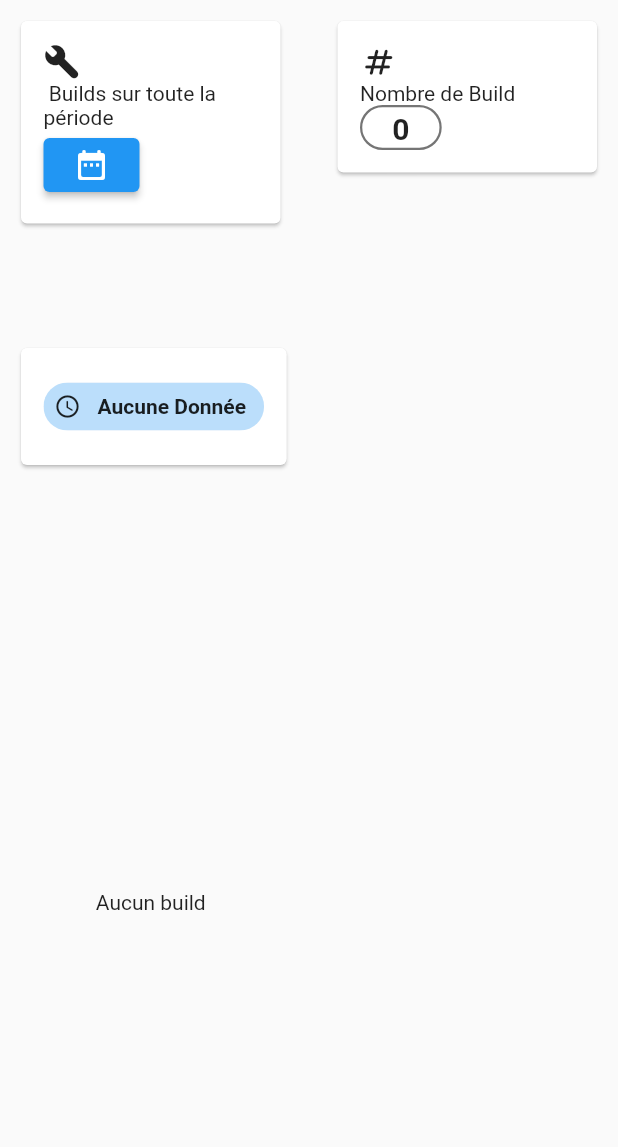
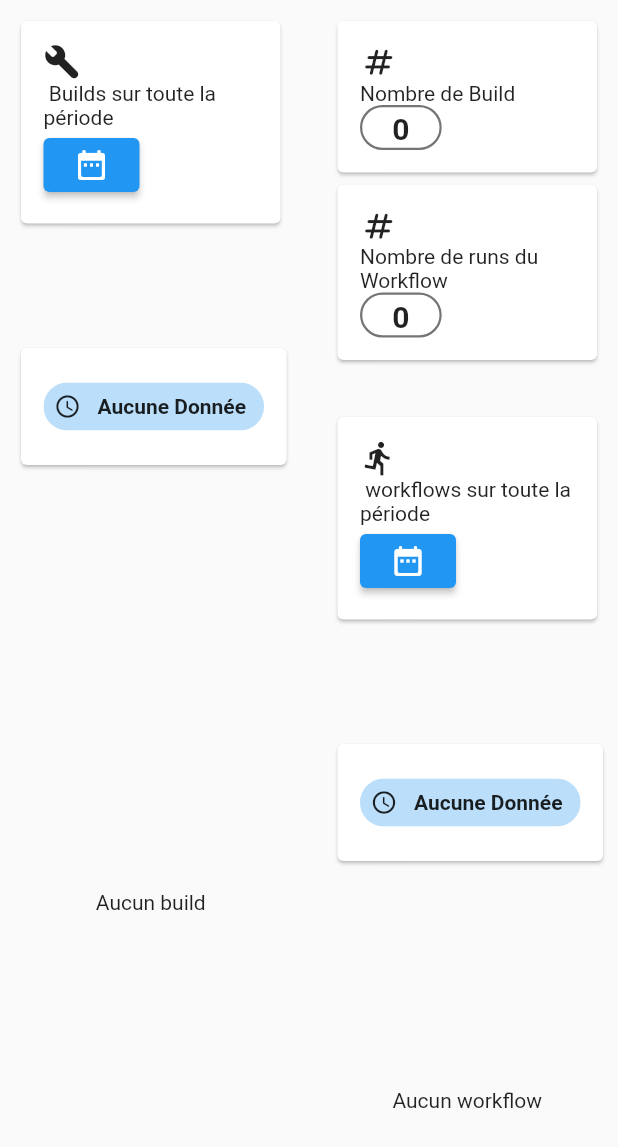
Before and after one commit to damiendesvent/metrics_LOG680-01_H2023_EQ12, a Flutter app: the CIPageLayout widget shown alone on an empty page, opened directly, on a phone screen of 412 x 824 dp. Shown: the top 1147 px of the screen. Run offline on Flutter 3.47's test engine with Material 2 defaults, Android fonts, the phone set to English and light mode, and no system bars; our stand-ins replace shared_preferences, syncfusion_flutter_charts; accounts and stored records are empty; network calls fail.

Commit message:
ajout d'infos sur les workflows

```diff
--- a/frontend/flutter_application_1/lib/widgets/CI_page/CI_page.dart
+++ b/frontend/flutter_application_1/lib/widgets/CI_page/CI_page.dart
@@ -3,7 +3,9 @@ import 'dart:convert';
 import 'package:flutter/cupertino.dart';
 import 'package:flutter/material.dart';
 import 'build_list.dart';
+import 'workflow_list.dart';
 import 'build_nb.dart';
+import 'workflow_nb.dart';
 
 class CIPageLayout extends StatefulWidget {
   const CIPageLayout({super.key});
@@ -19,9 +21,15 @@ class _CIPageLayoutState extends State<CIPageLayout> {
         padding: const EdgeInsets.all(10.0),
         child: Row(
           children: [
-            Expanded(child: BuildList()),
+            const Expanded(child: BuildList()),
             const SizedBox(width: 30),
-            Expanded(child: Column(children: [BuildNb(), SizedBox(height: 30)]))
+            Expanded(
+                child: Column(children: const [
+              BuildNb(),
+              WorkflowNb(),
+              SizedBox(height: 30),
+              Expanded(child: WorkflowList())
+            ]))
           ],
         ));
   }
--- /dev/null
+++ b/frontend/flutter_application_1/lib/widgets/CI_page/workflow_list.dart
@@ -0,0 +1,278 @@
+import 'dart:convert';
+import 'package:flutter/cupertino.dart';
+import 'package:flutter/material.dart';
+import 'workflow_card.dart';
+import '../../api/api.dart';
+import '../../main.dart';
+
+class WorkflowList extends StatefulWidget {
+  const WorkflowList({super.key});
+
+  @override
+  State<StatefulWidget> createState() => _WorkflowListState();
+}
+
+class _WorkflowListState extends State<WorkflowList> {
+  DateTimeRange? _selectedDateRange;
+
+  List selectedWorkflows = [0, 0, 0];
+  num totalCount = 1;
+  num totalPassCount = 0;
+  var chipNames = ["Semaine", "Mois", "Max", "Aucun"];
+  var dateString = "sur toute la période";
+  int? selectedIndex = 2;
+  List<Widget> cards = [];
+  bool init = true;
+
+  @override
+  void initState() {
+    super.initState();
+    updateSelectWorkflows();
+  }
+
+  void _show() async {
+    final DateTimeRange? result = await showDateRangePicker(
+        context: context,
+        firstDate: DateTime(2020, 1, 1),
+        lastDate: DateTime(2030, 12, 31),
+        initialDateRange: _selectedDateRange ??
+            DateTimeRange(start: DateTime(2020, 1, 1), end: DateTime.now()),
+        currentDate: DateTime.now(),
+        saveText: 'Done',
+        initialEntryMode: DatePickerEntryMode.inputOnly);
+
+    if (result != null) {
+      // Rebuild the UI
+      setState(() {
+        _selectedDateRange = result;
+      });
+
+      updateSelectWorkflows();
+    }
+
+    _dateString(_selectedDateRange?.start, _selectedDateRange?.end, "Specific");
+    selectedIndex = null;
+  }
+
+  void _dateString(DateTime? startDt, DateTime? endDt, String? mode) {
+    switch (mode) {
+      case "Max":
+        {
+          dateString = "sur toute la période";
+          _selectedDateRange =
+              DateTimeRange(start: DateTime(2020, 01, 01), end: DateTime.now());
+        }
+        break;
+      case "Mois":
+        {
+          dateString =
+              "du ${DateTime.now().subtract(const Duration(days: 31)).toString().split(' ')[0]} au ${DateTime.now().toString().split(' ')[0]}";
+          _selectedDateRange = DateTimeRange(
+              start: DateTime.now().subtract(const Duration(days: 31)),
+              end: DateTime.now().add(const Duration(days: 1)));
+        }
+        break;
+      case "Semaine":
+        {
+          dateString =
+              "du ${DateTime.now().subtract(const Duration(days: 7)).toString().split(' ')[0]} au ${DateTime.now().toString().split(' ')[0]}";
+
+          _selectedDateRange = DateTimeRange(
+              start: DateTime.now().subtract(const Duration(days: 7)),
+              end: DateTime.now().add(const Duration(days: 1)));
+        }
+        break;
+      case "Specific":
+        {
+          String startDate = startDt.toString().split(' ')[0];
+          String endDate = endDt.toString().split(' ')[0];
+          dateString = "du $startDate au $endDate";
+          _selectedDateRange = DateTimeRange(
+              start: DateTime.parse(startDate), end: DateTime.parse(endDate));
+        }
+        break;
+      case "Aucun": // reset
+        {
+          dateString = "info directe de github";
+          _selectedDateRange = null;
+        }
+        break;
+    }
+    updateSelectWorkflows();
+  }
+
+  final ButtonStyle style = ElevatedButton.styleFrom(
+    textStyle: const TextStyle(fontSize: 20),
+  );
+
+  void updateSelectWorkflows() {
+    // get cards by column name and date range
+    print(_selectedDateRange);
+    setState(() {
+      selectedWorkflows.clear();
+      for (Map workflow in workflows) {
+        if (_selectedDateRange != null) {
+          DateTime createdDateTime = DateTime.parse(workflow['created_at']);
+          if (createdDateTime.isAfter(_selectedDateRange!.start
+                  .subtract(const Duration(days: 1))) &&
+              createdDateTime.isBefore(
+                  _selectedDateRange!.end.add(const Duration(days: 1)))) {
+            var myWorkflow = selectedWorkflows.firstWhere(
+                (e) => e['name'] == workflow['name'],
+                orElse: () => null);
+            if (myWorkflow == null) {
+              myWorkflow = {
+                'name': workflow['name'],
+                'count': 1,
+                'passCount': workflow['conclusion'] == 'success' ? 1 : 0
+              };
+              selectedWorkflows.add(myWorkflow);
+            } else {
+              myWorkflow['count']++;
+              myWorkflow['passCount'] +=
+                  workflow['conclusion'] == 'success' ? 1 : 0;
+            }
+          }
+        } else {
+          var myWorkflow = selectedWorkflows.firstWhere(
+              (e) => e['name'] == workflow['name'],
+              orElse: () => null);
+          if (myWorkflow == null) {
+            myWorkflow = {
+              'name': workflow['name'],
+              'count': 1,
+              'passCount': workflow['conclusion'] == 'success' ? 1 : 0
+            };
+            selectedWorkflows.add(myWorkflow);
+          } else {
+            myWorkflow['count']++;
+            myWorkflow['passCount'] +=
+                workflow['conclusion'] == 'success' ? 1 : 0;
+          }
+        }
+      }
+      totalCount = 0;
+      totalPassCount = 0;
+      for (Map workflow in selectedWorkflows) {
+        totalCount += workflow['count'];
+        totalPassCount += workflow['passCount'];
+      }
+    });
+  }
+
+  @override
+  Widget build(BuildContext context) {
+    return Column(
+      children: <Widget>[
+        Card(
+            child: Container(
+          width: double.maxFinite,
+          padding: const EdgeInsets.all(15.0),
+          child: Wrap(
+            spacing: 15,
+            crossAxisAlignment: WrapCrossAlignment.center,
+            direction: Axis.horizontal,
+            children: [
+              const Icon(Icons.directions_run, size: 25),
+              Text(" workflows $dateString"),
+              ElevatedButton(
+                style: style,
+                onPressed: _show,
+                child:
+                    const Icon(Icons.date_range_rounded, color: Colors.white),
+              )
+            ],
+          ),
+        )),
+        const SizedBox(height: 3),
+        Row(crossAxisAlignment: CrossAxisAlignment.center, children: [
+          Expanded(
+              child: Card(
+                  child: Container(
+                      padding: const EdgeInsets.all(15.0),
+                      child: Wrap(
+                        spacing: 15,
+                        children: List<Widget>.generate(chipNames.length,
+                            (int index) {
+                          return InputChip(
+                              backgroundColor:
+                                  index == 3 ? Colors.red : Colors.grey,
+                              label: Text(chipNames[index]),
+                              selected: selectedIndex == index,
+                              onSelected: (bool selected) {
+                                setState(() {
+                                  if (selectedIndex != index) {
+                                    _dateString(
+                                        _selectedDateRange?.start,
+                                        _selectedDateRange?.end,
+                                        chipNames[index]);
+                                    selectedIndex = index;
+                                    //updateSelectTasks(dropdownvalue);
+                                  }
+                                });
+                              });
+                        }),
+                      )))),
+          // Card(
+          //     child: Container(
+          //       padding: const EdgeInsets.all(15.0),
+          //       child: ElevatedButton(
+          //         onPressed: () {
+          //           _dateString(
+          //               _selectedDateRange?.start,
+          //               _selectedDateRange?.end,
+          //               "Reset");
+          //           updateSelectTasks(dropdownvalue);
+          //         },
+          //         child: const Text('Reset'),
+          //       ),
+          //     )),
+
+          if (selectedWorkflows.isNotEmpty)
+            Card(
+                child: Container(
+                    padding: const EdgeInsets.all(15.0),
+                    child: Tooltip(
+                        message: "Total",
+                        child: Chip(
+                            avatar: const Icon(Icons.functions),
+                            backgroundColor: Colors.blue.shade100,
+                            label: Text(
+                              '$totalPassCount / $totalCount',
+                              style:
+                                  const TextStyle(fontWeight: FontWeight.w600),
+                            )))))
+          else
+            Card(
+                child: Container(
+                    padding: const EdgeInsets.all(15.0),
+                    child: Tooltip(
+                        message: "Total",
+                        child: Chip(
+                            avatar: const Icon(Icons.access_time_rounded),
+                            backgroundColor: Colors.blue.shade100,
+                            label: const Text(
+                              "Aucune Donnée", //"5d:5h",
+                              style: TextStyle(fontWeight: FontWeight.w600),
+                            )))))
+        ]),
+        const SizedBox(height: 3),
+        if (selectedWorkflows.isEmpty)
+          const Expanded(child: Center(child: Text("Aucun workflow")))
+        else
+          Expanded(
+              child: Card(
+                  child: Container(
+                      width: double.maxFinite,
+                      padding: const EdgeInsets.all(15.0),
+                      child: ListView.separated(
+                          itemBuilder: (tag, index) =>
+                              WorkflowCard(selectedWorkflows[index]),
+                          separatorBuilder: (_, index) {
+                            return const SizedBox(height: 10);
+                          },
+                          itemCount: selectedWorkflows.length))))
+      ],
+    );
+  }
+}
--- /dev/null
+++ b/frontend/flutter_application_1/lib/widgets/CI_page/workflow_nb.dart
@@ -0,0 +1,46 @@
+import '../../main.dart';
+import 'dart:convert';
+import 'package:flutter/cupertino.dart';
+import 'package:flutter/material.dart';
+
+int nbWorkflow = workflows.length;
+
+class WorkflowNb extends StatefulWidget {
+  const WorkflowNb({super.key});
+
+  @override
+  State<WorkflowNb> createState() => _WorkflowNbState();
+}
+
+class _WorkflowNbState extends State<WorkflowNb> {
+  @override
+  Widget build(BuildContext context) {
+    return Card(
+        child: Container(
+      width: double.maxFinite,
+      padding: const EdgeInsets.all(15.0),
+      child: Wrap(
+          crossAxisAlignment: WrapCrossAlignment.center,
+          alignment: WrapAlignment.spaceBetween,
+          children: [
+            Wrap(
+                crossAxisAlignment: WrapCrossAlignment.center,
+                spacing: 15,
+                children: [
+                  Icon(Icons.numbers_rounded, size: 25),
+                  Text("Nombre de runs du Workflow")
+                ]),
+            Container(
+                height: 30,
+                padding:
+                    const EdgeInsets.symmetric(vertical: 3, horizontal: 20),
+                decoration: BoxDecoration(
+                    border: Border.all(color: Colors.black54, width: 1.5),
+                    borderRadius: const BorderRadius.all(Radius.circular(20))),
+                child: Text("$nbWorkflow",
+                    style: const TextStyle(
+                        fontSize: 20, fontWeight: FontWeight.w700)))
+          ]),
+    ));
+  }
+}
```
Also changed, not shown: frontend/flutter_application_1/lib/widgets/CI_page/workflow_card.dart (added, +71 -0 lines).
